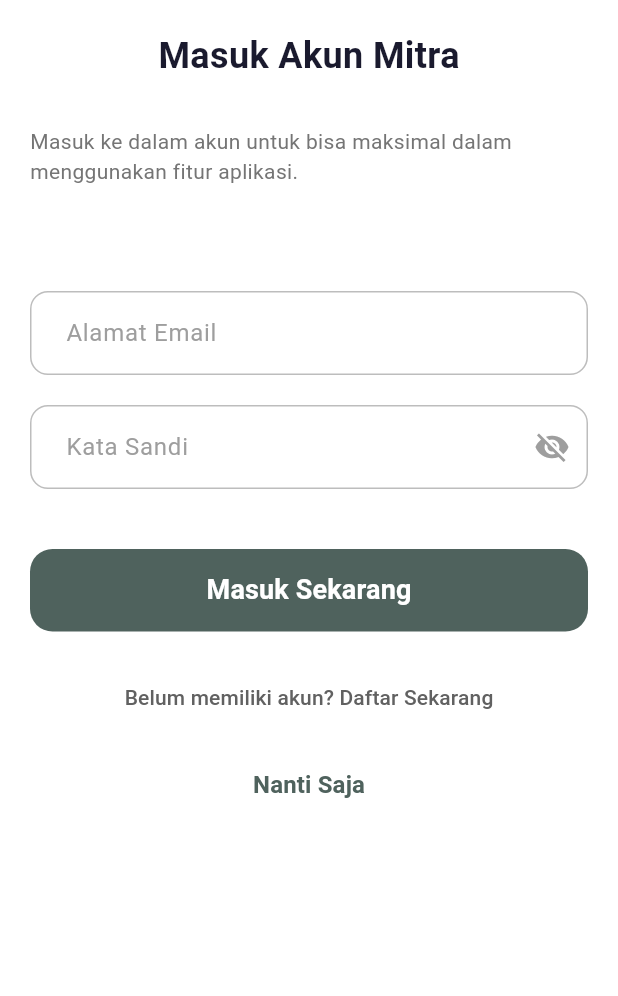
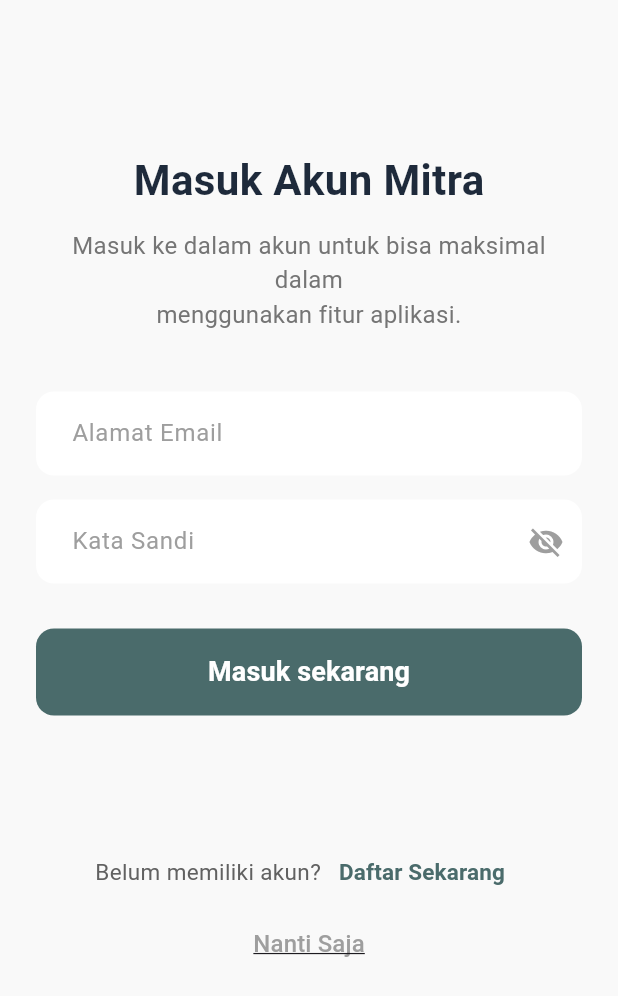
Before and after one commit to reonaldisaputro/flutter_bengkelin_owner, a Flutter app: the screen it shows after launch, after a tap on "Sign In Here !!", on a phone screen of 412 x 824 dp. Shown: the top 996 px of the screen. Run offline on Flutter 3.47's test engine with Material 3 defaults, Android fonts, the light colour scheme and no system bars; our stand-ins replace dio, dotted_border, file_picker, flutter_dotenv, flutter_secure_storage, fluttertoast and 2 more; network calls fail.

Commit message:
fetching login

```diff
--- a/lib/views/login.dart
+++ b/lib/views/login.dart
@@ -1,185 +1,228 @@
 import 'package:flutter/material.dart';
-import 'package:flutter_bengkelin_owner/views/buttom_navbar.dart';
+import 'package:flutter_bengkelin_owner/viewmodel/auth_viewmodel.dart';
+import 'package:flutter_bengkelin_owner/views/home_page_owner.dart';
 import 'package:flutter_bengkelin_owner/views/register_page.dart';
+import 'package:flutter_bengkelin_owner/views/splash_screen.dart';
+import '../../config/pref.dart';
+import '../../widget/custom_toast.dart';
 
 class LoginPageOwner extends StatefulWidget {
   const LoginPageOwner({super.key});
 
   @override
-  State<LoginPageOwner> createState() => _LoginPageOwnerState();
+  State<LoginPageOwner> createState() => _LoginPageState();
 }
 
-class _LoginPageOwnerState extends State<LoginPageOwner> {
-  bool _isPasswordVisible = false; // Untuk mengontrol visibilitas password
+class _LoginPageState extends State<LoginPageOwner> {
+  bool _isPasswordVisible = false, isLoading = false;
+  final TextEditingController _emailController = TextEditingController(),
+      _passwordController = TextEditingController();
+
+  final _formKey = GlobalKey<FormState>();
+
+  RegExp get emailRegex => RegExp(
+    r"^[a-zA-Z0-9.a-zA-Z0-9.!#$%&'*+-/=?^_`{|}~]+@[a-zA-Z0-9]+\.[a-zA-Z]+",
+  );
 
   @override
   Widget build(BuildContext context) {
     return Scaffold(
-      backgroundColor: Colors.white,
-      body: SingleChildScrollView(
-        padding: const EdgeInsets.all(20.0),
+      backgroundColor: const Color(0xFFF9F9F9), // Light grey background
+      body: Form(
+        key: _formKey,
+        child: SingleChildScrollView(
+          padding: const EdgeInsets.symmetric(horizontal: 24.0),
           child: Column(
-          crossAxisAlignment: CrossAxisAlignment.start,
+            crossAxisAlignment: CrossAxisAlignment.center,
             children: [
-            Center(
-              child: Center(
-                child: const Text(
-                  'Masuk Akun Mitra', // Judul
+              const SizedBox(height: 100), // Spacing from top
+              const Text(
+                'Masuk Akun Mitra',
                 style: TextStyle(
-                    fontSize: 24,
+                  fontSize: 28,
                   fontWeight: FontWeight.bold,
-                    color: Color(0xFF1A1A2E),
+                  color: Color(0xFF1E2A3B), // Dark text color
+                ),
+              ),
+              const SizedBox(height: 12),
+              Text(
+                'Masuk ke dalam akun untuk bisa maksimal dalam\nmenggunakan fitur aplikasi.',
+                textAlign: TextAlign.center,
+                style: TextStyle(fontSize: 16, color: Colors.grey[600]),
+              ),
+              const SizedBox(height: 40),
+              // Email Input Field
+              TextFormField(
+                controller: _emailController,
+                keyboardType: TextInputType.emailAddress,
+                decoration: InputDecoration(
+                  hintText: 'Alamat Email',
+                  hintStyle: TextStyle(color: Colors.grey[500]),
+                  fillColor: Colors.white,
+                  filled: true,
+                  border: OutlineInputBorder(
+                    borderRadius: BorderRadius.circular(12),
+                    borderSide: BorderSide.none, // No border
+                  ),
+                  contentPadding: const EdgeInsets.symmetric(
+                    horizontal: 20,
+                    vertical: 16,
+                  ),
+                ),
+              ),
+              const SizedBox(height: 16),
+              // Password Input Field
+              TextFormField(
+                controller: _passwordController,
+                obscureText: !_isPasswordVisible,
+                decoration: InputDecoration(
+                  hintText: 'Kata Sandi',
+                  hintStyle: TextStyle(color: Colors.grey[500]),
+                  fillColor: Colors.white,
+                  filled: true,
+                  border: OutlineInputBorder(
+                    borderRadius: BorderRadius.circular(12),
+                    borderSide: BorderSide.none, // No border
+                  ),
+                  contentPadding: const EdgeInsets.symmetric(
+                    horizontal: 20,
+                    vertical: 16,
+                  ),
+                  suffixIcon: InkWell(
+                    onTap: () {
+                      setState(() {
+                        _isPasswordVisible = !_isPasswordVisible;
+                      });
+                    },
+                    child: Icon(
+                      _isPasswordVisible
+                          ? Icons.visibility
+                          : Icons.visibility_off,
+                      color: Colors.grey,
                     ),
                   ),
                 ),
               ),
               const SizedBox(height: 30),
-            Text(
-              'Masuk ke dalam akun untuk bisa maksimal dalam menggunakan fitur aplikasi.', // Deskripsi
-              style: TextStyle(fontSize: 14, color: Colors.grey[600]),
-            ),
-            const SizedBox(height: 70),
-
-            // Input Alamat Email
-            _buildTextField(
-              hintText: 'Alamat Email',
-              keyboardType: TextInputType.emailAddress,
-            ),
-            const SizedBox(height: 20),
-
-            // Input Kata Sandi
-            _buildTextField(
-              hintText: 'Kata Sandi',
-              obscureText: !_isPasswordVisible,
-              suffixIcon: IconButton(
-                icon: Icon(
-                  _isPasswordVisible ? Icons.visibility : Icons.visibility_off,
-                  color: Colors.grey,
-                ),
-                onPressed: () {
-                  setState(() {
-                    _isPasswordVisible = !_isPasswordVisible;
-                  });
-                },
-              ),
-            ),
-            const SizedBox(height: 40),
-
-            // Tombol Masuk Sekarang
+              // Masuk Sekarang Button
               SizedBox(
                 width: double.infinity,
-              height: 55,
-              child: ElevatedButton(
+                child: isLoading
+                    ? const Center(
+                        child: CircularProgressIndicator(
+                          color: Colors.green,
+                          strokeWidth: 2,
+                        ),
+                      )
+                    : ElevatedButton(
                         onPressed: () {
-                  // TODO: Implementasi logika login
-                  // Jika login berhasil, navigasi ke MainWrapperOwner
-                  Navigator.pushReplacement(
-                    context,
-                    MaterialPageRoute(
-                      builder: (context) => const MainWrapperOwner(),
-                    ),
-                  );
+                          if (isLoading == false &&
+                              _formKey.currentState!.validate()) {
+                            setState(() {
+                              isLoading = true;
+                            });
+                            login();
+                          }
                         },
                         style: ElevatedButton.styleFrom(
-                  backgroundColor: const Color(0xFF4F625D), // Warna tombol
+                          backgroundColor: const Color(
+                            0xFF4A6B6B,
+                          ), // Greenish button color
+                          padding: const EdgeInsets.symmetric(vertical: 16),
                           shape: RoundedRectangleBorder(
-                    borderRadius: BorderRadius.circular(15),
+                            borderRadius: BorderRadius.circular(12),
                           ),
-                  elevation: 0,
+                          elevation: 0, // No shadow
                         ),
                         child: const Text(
-                  'Masuk Sekarang',
+                          'Masuk sekarang',
                           style: TextStyle(
                             fontSize: 18,
+                            color: Colors.white,
                             fontWeight: FontWeight.bold,
-                    color: Colors.white,
                           ),
                         ),
                       ),
               ),
               const SizedBox(height: 20),
-
-            // Belum memiliki akun? Daftar Sekarang
-            Align(
-              alignment: Alignment.center,
-              child: TextButton(
+              const SizedBox(height: 60),
+              Row(
+                mainAxisAlignment: MainAxisAlignment.center,
+                children: [
+                  Text(
+                    'Belum memiliki akun?',
+                    style: TextStyle(fontSize: 15, color: Colors.grey[700]),
+                  ),
+                  TextButton(
                     onPressed: () {
+                      // Navigate to registration page
                       Navigator.push(
                         context,
                         MaterialPageRoute(
-                      builder: (context) => const RegisterPageOwner(),
-                    ),
-                  );
-                },
-                child: Text(
-                  'Belum memiliki akun? Daftar Sekarang', // Teks
-                  style: TextStyle(color: Colors.grey[700], fontSize: 14),
-                ),
-              ),
-            ),
-            const SizedBox(height: 10),
-
-            // Nanti Saja
-            Align(
-              alignment: Alignment.center,
-              child: TextButton(
-                onPressed: () {
-                  // TODO: Logika untuk "Nanti Saja", mungkin langsung ke MainWrapperOwner tanpa login
-                  Navigator.pushReplacement(
-                    context,
-                    MaterialPageRoute(
-                      builder: (context) => const MainWrapperOwner(),
+                          builder: (context) => RegisterPageOwner(),
                         ),
                       );
                     },
                     child: const Text(
-                  'Nanti Saja', // Teks
+                      'Daftar Sekarang',
                       style: TextStyle(
-                    color: Color(0xFF4F625D),
-                    fontSize: 16,
+                        fontSize: 15,
+                        color: Color(0xFF4A6B6B), // Greenish text color
                         fontWeight: FontWeight.bold,
-                  ),
                       ),
                     ),
                   ),
                 ],
               ),
+              TextButton(
+                onPressed: () {
+                  // Navigate to registration page
+                  Navigator.push(
+                    context,
+                    MaterialPageRoute(builder: (context) => SplashScreen()),
+                  );
+                },
+                child: const Text(
+                  'Nanti Saja',
+                  style: TextStyle(
+                    fontSize: 16,
+                    color: Colors.grey,
+                    decoration: TextDecoration.underline,
+                  ),
+                ),
+              ),
+              const SizedBox(height: 30),
+            ],
+          ),
+        ),
       ),
     );
   }
 
-  Widget _buildTextField({
-    required String hintText,
-    TextInputType keyboardType = TextInputType.text,
-    bool obscureText = false,
-    Widget? suffixIcon,
-  }) {
-    return TextField(
-      obscureText: obscureText,
-      keyboardType: keyboardType,
-      decoration: InputDecoration(
-        hintText: hintText,
-        hintStyle: TextStyle(color: Colors.grey[500]),
-        filled: true,
-        fillColor: Colors.white,
-        border: OutlineInputBorder(
-          borderRadius: BorderRadius.circular(12),
-          borderSide: BorderSide(color: Colors.grey.shade400),
+  login() {
+    AuthViewmodel()
+        .login(email: _emailController.text, password: _passwordController.text)
+        .then((value) async {
+          if (value.code == 200) {
+            setState(() {
+              isLoading = false;
+            });
+            await Session().setUserToken(value.data["access_token"]);
+            if (!mounted) return;
+            Navigator.of(context).pushAndRemoveUntil(
+              MaterialPageRoute(
+                // ignore: avoid_types_as_parameter_names
+                builder: (_) => HomePageOwner(onNavigateToTab: (int) {}),
               ),
-        enabledBorder: OutlineInputBorder(
-          borderRadius: BorderRadius.circular(12),
-          borderSide: BorderSide(color: Colors.grey.shade400),
-        ),
-        focusedBorder: OutlineInputBorder(
-          borderRadius: BorderRadius.circular(12),
-          borderSide: const BorderSide(color: Color(0xFF4F625D), width: 1.5),
-        ),
-        contentPadding: const EdgeInsets.symmetric(
-          horizontal: 20,
-          vertical: 16,
-        ),
-        suffixIcon: suffixIcon,
-      ),
+              (Route<dynamic> route) => false,
             );
+          } else {
+            if (!mounted) return;
+            setState(() {
+              isLoading = false;
+            });
+            showToast(context: context, msg: value.message.toString());
+          }
+        });
   }
 }
```
Lines whose indentation alone changed are shown as unchanged.
